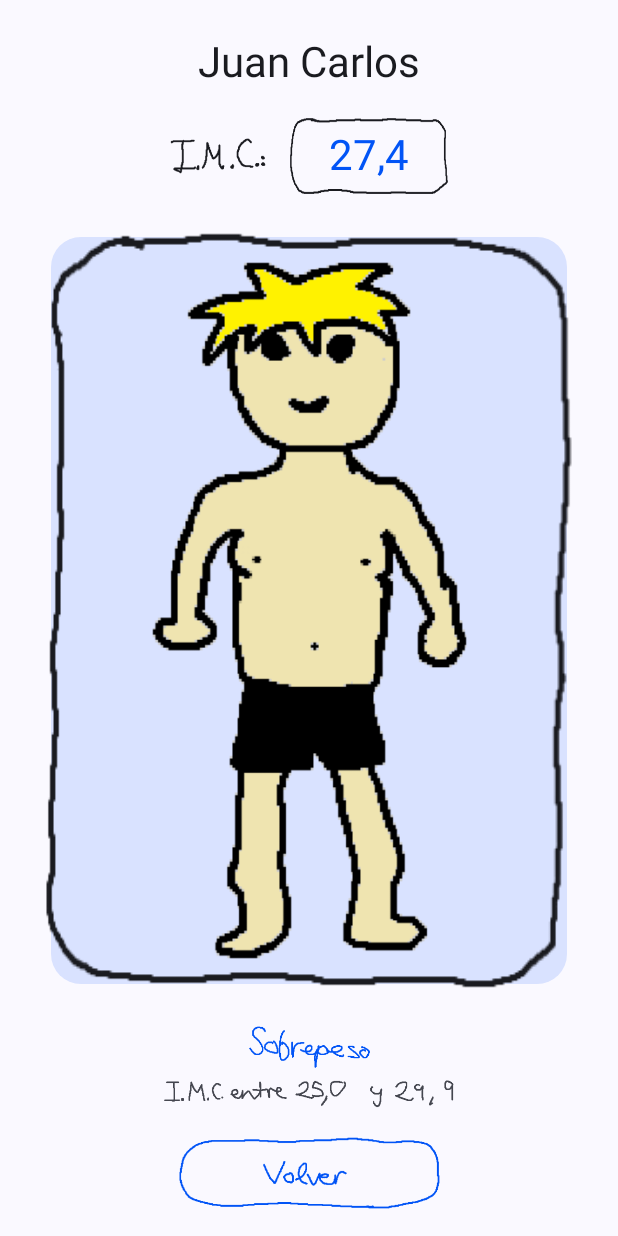
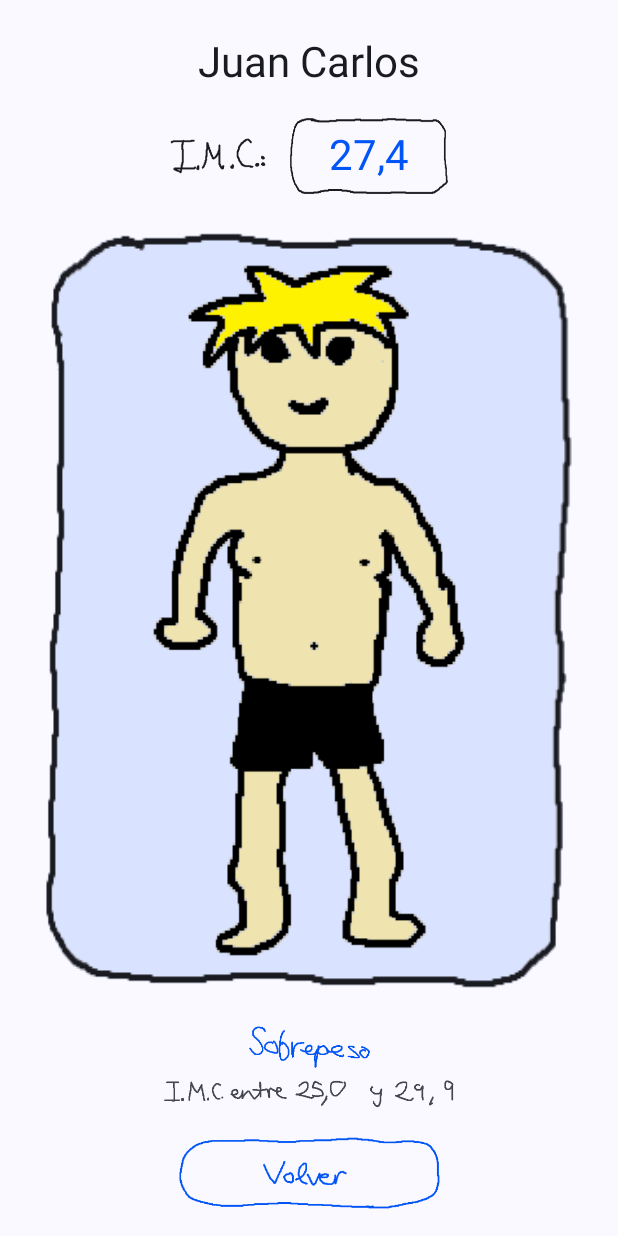
Before and after one commit to Gonzarrrami/Calculadora_IMC, an Android app built with Jetpack Compose: the @Preview function ResultadoScreenPreview, on a phone screen of 412 x 824 dp. Run offline under Robolectric (Android 15) with nearby library versions, the phone set to English and light mode, and no system bars.

Commit message:
Fondo del marco con la forma del dibujo para que no sobresalga

```diff
--- a/app/src/main/java/com/gonzalo/calculadora_imc/ui/ResultadoScreen.kt
+++ b/app/src/main/java/com/gonzalo/calculadora_imc/ui/ResultadoScreen.kt
@@ -2,7 +2,6 @@ package com.gonzalo.calculadora_imc.ui
 
 import android.content.res.Configuration
 import androidx.compose.foundation.Image
-import androidx.compose.foundation.background
 import androidx.compose.foundation.clickable
 import androidx.compose.foundation.layout.Arrangement
 import androidx.compose.foundation.layout.Box
@@ -164,21 +163,23 @@ private fun Cabecera(resultado: ResultadoImc) {
 @Composable
 private fun Ilustracion(resultado: ResultadoImc, modifier: Modifier) {
     // En un Box lo que va DESPUÉS se pinta ENCIMA: primero el fondo, luego el muñeco y al final el marco.
+    // El fondo (res_marco_fondo) es el interior del marco dibujado, relleno: tiene su misma forma
+    // y se estira igual, así que nunca sobresale.
     Box(modifier = modifier, contentAlignment = Alignment.Center) {
-        Box(
+        Image(
+            painter = painterResource(R.drawable.res_marco_fondo),
+            contentDescription = null,
+            colorFilter = ColorFilter.tint(MaterialTheme.colorScheme.primaryContainer),
+            contentScale = ContentScale.FillBounds,
+            modifier = Modifier.matchParentSize(),
+        )
+        Image(
+            painter = painterResource(resultado.ilustracion),
+            contentDescription = "Ilustración: ${resultado.sexo.texto.lowercase()}, ${resultado.rango.nombre.lowercase()}",
             modifier = Modifier
                 .matchParentSize()
-                .padding(10.dp)
-                .background(MaterialTheme.colorScheme.primaryContainer, RoundedCornerShape(20.dp))
-                .padding(12.dp),
-            contentAlignment = Alignment.Center,
-        ) {
-            Image(
-                painter = painterResource(resultado.ilustracion),
-                contentDescription = "Ilustración: ${resultado.sexo.texto.lowercase()}, ${resultado.rango.nombre.lowercase()}",
-                modifier = Modifier.fillMaxSize(),
-            )
-        }
+                .padding(24.dp),
+        )
         Image(
             painter = painterResource(R.drawable.res_marco),
             contentDescription = null,
```
Also changed, not shown: app/src/main/res/drawable-nodpi/res_marco_fondo.png (added), 3 other files.
